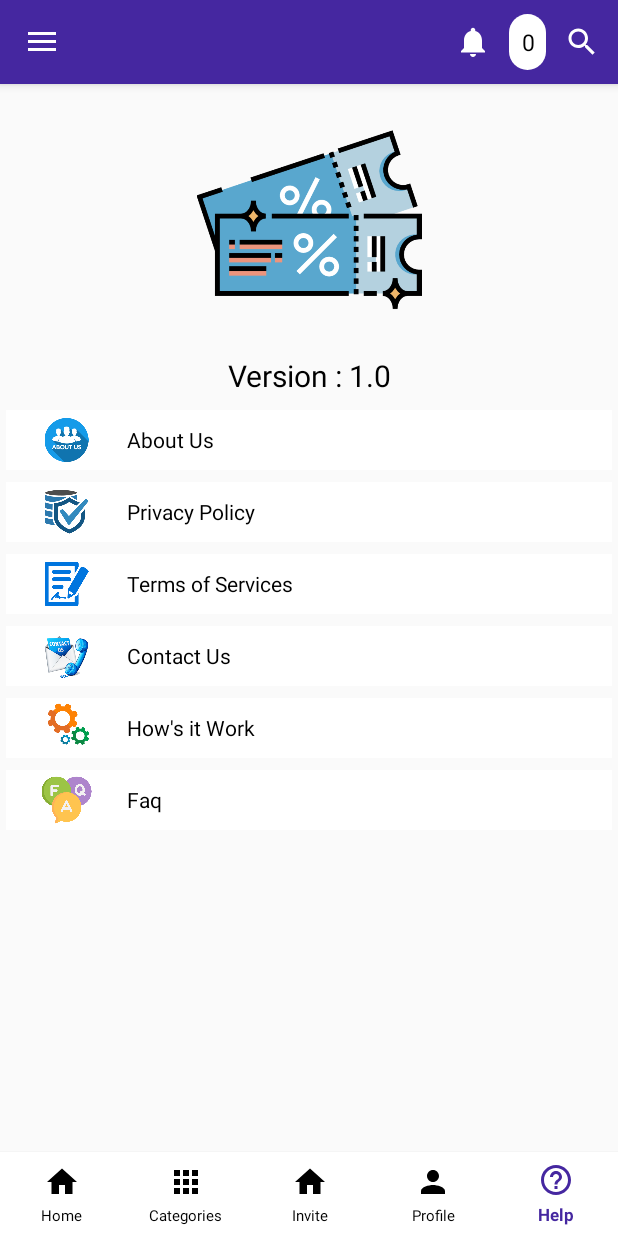
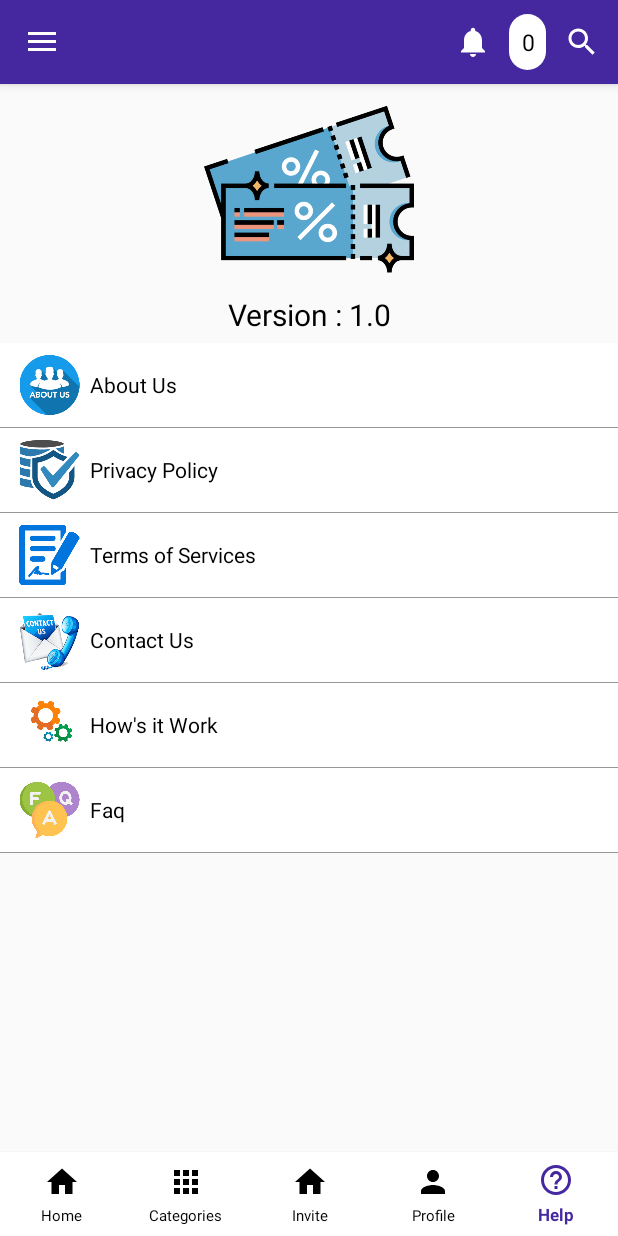
Before and after one commit to Kusum1192/CouponCafe, an Android app: the screen it shows after launch (MainActivity), item 5 of the bottom bar chosen, on a phone screen of 412 x 824 dp. Run offline under Robolectric (Android 15) with nearby library versions, the phone set to English and light mode, and no system bars; our stand-ins replace sdp/ssp sizes; libraries missing offline, so code that uses them is left out: me.relex.circleindicator; 8 statements that could not run were skipped.

Commit message:
change in help page,main activity navigation drawer

```diff
--- a/app/src/main/AndroidManifest.xml
+++ b/app/src/main/AndroidManifest.xml
@@ -14,6 +14,8 @@
         android:roundIcon="@mipmap/ic_launcher_round"
         android:supportsRtl="true"
         android:theme="@style/AppTheme">
+        <activity android:name=".activities.ViewAllTopOffersActivity"></activity>
+        <activity android:name=".activities.InviteReferActivity" />
         <activity android:name=".activities.NotificationActivity"></activity>
         <activity android:name=".activities.InviteReferActivity" />
         <activity android:name=".activities.TestingActivity" />
--- a/app/src/main/java/com/couponcafe/app/fragments/HomeFragment.java
+++ b/app/src/main/java/com/couponcafe/app/fragments/HomeFragment.java
@@ -14,9 +14,12 @@ import android.os.Handler;
 import android.view.LayoutInflater;
 import android.view.View;
 import android.view.ViewGroup;
+import android.widget.TextView;
+
 import com.couponcafe.app.R;
 import com.couponcafe.app.activities.BestOffersActivity;
 import com.couponcafe.app.activities.TopStoresDetailsActivity;
+import com.couponcafe.app.activities.ViewAllTopOffersActivity;
 import com.couponcafe.app.adapter.TopStores;
 import com.couponcafe.app.adapter.TopStoresAdapter;
 import com.couponcafe.app.adapter.RecyclerTouchListener;
@@ -44,6 +47,8 @@ public class HomeFragment extends Fragment implements View.OnClickListener {
    // private RecyclerView recyclerView;
     private TopStoresAdapter mAdapter;
 
+    TextView tv_viewtop_offers;
+
     public HomeFragment() {
     }
 
@@ -58,6 +63,8 @@ public class HomeFragment extends Fragment implements View.OnClickListener {
         cardview_bestoffer.setOnClickListener(this);
         cardview_share_invite.setOnClickListener(this);
         recylerview_topstore = root.findViewById(R.id.recylerview_topstore);
+        tv_viewtop_offers = root.findViewById(R.id.tv_viewtop_offers);
+        tv_viewtop_offers.setOnClickListener(this);
 
         mAdapter = new TopStoresAdapter(topStoresList);
         recylerview_topstore.setHasFixedSize(true);
@@ -149,6 +156,11 @@ public class HomeFragment extends Fragment implements View.OnClickListener {
 
                 break;
 
+            case R.id.tv_viewtop_offers:
+                Intent intent_topoffers = new Intent(getActivity(), ViewAllTopOffersActivity.class);
+                startActivity(intent_topoffers);
+                break;
+
         }
     }
 
--- a/app/src/main/res/layout/content_main.xml
+++ b/app/src/main/res/layout/content_main.xml
@@ -3,7 +3,7 @@
     xmlns:app="http://schemas.android.com/apk/res-auto"
     xmlns:tools="http://schemas.android.com/tools"
     android:layout_width="match_parent"
-    android:layout_height="match_parent"
+    android:layout_height="wrap_content"
     app:layout_behavior="@string/appbar_scrolling_view_behavior"
     tools:showIn="@layout/app_bar_main">
 
--- a/app/src/main/res/layout/fragment_invite_and_earn.xml
+++ b/app/src/main/res/layout/fragment_invite_and_earn.xml
@@ -8,7 +8,7 @@
         android:layout_width="match_parent"
         android:layout_height="match_parent"
         android:scrollbars="none"
-        android:background="#f6f6f8">
+        android:background="@color/white">
 
         <RelativeLayout
             android:layout_width="match_parent"
--- a/app/src/main/res/layout/help_fragment.xml
+++ b/app/src/main/res/layout/help_fragment.xml
@@ -5,12 +5,13 @@
     android:layout_width="match_parent"
     android:layout_height="match_parent">
     <ScrollView
+        android:layout_marginBottom="65dp"
         android:layout_width="match_parent"
-        android:layout_height="match_parent"
-        android:scrollbars="vertical">
+        android:layout_height="wrap_content"
+        android:scrollbars="none">
     <LinearLayout
         android:layout_width="match_parent"
-        android:layout_height="match_parent"
+        android:layout_height="wrap_content"
         android:orientation="vertical">
 
         <LinearLayout
@@ -20,9 +21,8 @@
             android:orientation="vertical">
 
             <ImageView
-                android:layout_margin="15sp"
                 android:layout_width="match_parent"
-                android:layout_height="150sp"
+                android:layout_height="140dp"
                 android:src="@drawable/coupan">
             </ImageView>
 
@@ -40,8 +40,8 @@
         </LinearLayout>
 
         <LinearLayout
+            android:padding="8dp"
             android:id="@+id/aboutUs"
-            android:layout_margin="4sp"
             android:background="@color/white"
             android:layout_width="match_parent"
             android:gravity="center"
@@ -49,15 +49,13 @@
             android:orientation="horizontal">
 
             <ImageView
-                android:layout_marginRight="15sp"
-                android:layout_marginLeft="15sp"
-                android:padding="5sp"
-                android:layout_width="50sp"
-                android:layout_height="40sp"
+                android:layout_width="@dimen/help_image_width"
+                android:layout_height="@dimen/help_image_height"
                 android:src="@drawable/about_us">
 
             </ImageView>
             <TextView
+                android:layout_marginLeft="2dp"
                 android:layout_width="match_parent"
                 android:layout_height="wrap_content"
                 android:text="About Us"
@@ -70,9 +68,14 @@
 
         </LinearLayout>
 
+        <View
+            android:background="@color/line_gray"
+            android:layout_width="match_parent"
+            android:layout_height="0.3dp"/>
+
         <LinearLayout
             android:id="@+id/privacyPolicy"
-            android:layout_margin="4sp"
+            android:padding="8dp"
             android:background="@color/white"
             android:layout_width="match_parent"
             android:gravity="center"
@@ -80,15 +83,13 @@
             android:orientation="horizontal">
 
             <ImageView
-                android:layout_marginRight="15sp"
-                android:layout_marginLeft="15sp"
-                android:padding="5sp"
-                android:layout_width="50sp"
-                android:layout_height="40sp"
+                android:layout_width="@dimen/help_image_width"
+                android:layout_height="@dimen/help_image_height"
                 android:src="@drawable/privacy_policy">
 
             </ImageView>
             <TextView
+                android:layout_marginLeft="2dp"
                 android:layout_width="match_parent"
                 android:layout_height="wrap_content"
                 android:text="Privacy Policy"
@@ -100,10 +101,13 @@
 
 
         </LinearLayout>
-
+        <View
+            android:background="@color/line_gray"
+            android:layout_width="match_parent"
+            android:layout_height="0.3dp"/>
         <LinearLayout
             android:id="@+id/termsOfServices"
-            android:layout_margin="4sp"
+            android:padding="8dp"
             android:background="@color/white"
             android:layout_width="match_parent"
             android:gravity="center"
@@ -111,15 +115,13 @@
             android:orientation="horizontal">
 
             <ImageView
-                android:layout_marginRight="15sp"
-                android:layout_marginLeft="15sp"
-                android:padding="5sp"
-                android:layout_width="50sp"
-                android:layout_height="40sp"
+                android:layout_width="@dimen/help_image_width"
+                android:layout_height="@dimen/help_image_height"
                 android:src="@drawable/terms_and_services">
 
             </ImageView>
             <TextView
+                android:layout_marginLeft="2dp"
                 android:layout_width="match_parent"
                 android:layout_height="wrap_content"
                 android:text="Terms of Services"
@@ -131,10 +133,13 @@
 
 
         </LinearLayout>
-
+        <View
+            android:background="@color/line_gray"
+            android:layout_width="match_parent"
+            android:layout_height="0.3dp"/>
         <LinearLayout
             android:id="@+id/contactUs"
-            android:layout_margin="4sp"
+            android:padding="8dp"
             android:background="@color/white"
             android:layout_width="match_parent"
             android:gravity="center"
@@ -142,15 +147,13 @@
             android:orientation="horizontal">
 
             <ImageView
-                android:layout_marginRight="15sp"
-                android:layout_marginLeft="15sp"
-                android:padding="5sp"
-                android:layout_width="50sp"
-                android:layout_height="40sp"
+                android:layout_width="@dimen/help_image_width"
+                android:layout_height="@dimen/help_image_height"
                 android:src="@drawable/contact_us">
 
             </ImageView>
             <TextView
+                android:layout_marginLeft="2dp"
                 android:layout_width="match_parent"
                 android:layout_height="wrap_content"
                 android:text="Contact Us"
@@ -162,10 +165,13 @@
 
 
         </LinearLayout>
-
+        <View
+            android:background="@color/line_gray"
+            android:layout_width="match_parent"
+            android:layout_height="0.3dp"/>
         <LinearLayout
             android:id="@+id/howsItWork"
-            android:layout_margin="4sp"
+            android:padding="8dp"
             android:background="@color/white"
             android:layout_width="match_parent"
             android:gravity="center"
@@ -173,14 +179,13 @@
             android:orientation="horizontal">
 
             <ImageView
-                android:layout_marginRight="15sp"
-                android:layout_marginLeft="15sp"
-                android:layout_width="50sp"
-                android:layout_height="40sp"
+                android:layout_width="@dimen/help_image_width"
+                android:layout_height="@dimen/help_image_height"
                 android:src="@drawable/hows_it_work">
 
             </ImageView>
             <TextView
+                android:layout_marginLeft="2dp"
                 android:layout_width="match_parent"
                 android:layout_height="wrap_content"
                 android:text="How's it Work"
@@ -192,10 +197,13 @@
 
 
         </LinearLayout>
-
+        <View
+            android:background="@color/line_gray"
+            android:layout_width="match_parent"
+            android:layout_height="0.3dp"/>
         <LinearLayout
             android:id="@+id/faq"
-            android:layout_margin="4sp"
+            android:padding="8dp"
             android:background="@color/white"
             android:layout_width="match_parent"
             android:gravity="center"
@@ -203,15 +211,13 @@
             android:orientation="horizontal">
 
             <ImageView
-                android:padding="3dp"
-                android:layout_marginRight="15sp"
-                android:layout_marginLeft="15sp"
-                android:layout_width="50sp"
-                android:layout_height="40sp"
+                android:layout_width="@dimen/help_image_width"
+                android:layout_height="@dimen/help_image_height"
                 android:src="@drawable/faq">
 
             </ImageView>
             <TextView
+                android:layout_marginLeft="2dp"
                 android:layout_width="match_parent"
                 android:layout_height="wrap_content"
                 android:text="Faq"
@@ -223,7 +229,10 @@
 
 
         </LinearLayout>
-
+        <View
+            android:background="@color/line_gray"
+            android:layout_width="match_parent"
+            android:layout_height="0.3dp"/>
 
 
 
--- a/app/src/main/res/values/dimens.xml
+++ b/app/src/main/res/values/dimens.xml
@@ -25,4 +25,6 @@
     <dimen name="_24sdp">24sp</dimen>
     <dimen name="_15sdp">15sp</dimen>
     <dimen name="_2sdp">2sp</dimen>
+    <dimen name="help_image_width">50dp</dimen>
+    <dimen name="help_image_height">40dp</dimen>
 </resources>
--- a/app/src/main/res/values/strings.xml
+++ b/app/src/main/res/values/strings.xml
@@ -61,5 +61,6 @@
     <string name="referfriend"><![CDATA[Refer & Earn]]></string>
     <string name="privacy">Privacy</string>
     <string name="aboutus">About Us</string>
+    <string name="viewtopstore">View Top Stores</string>
     <string name="title_notification">Notifications</string>
 </resources>
```
Also changed, not shown: app/src/main/java/com/couponcafe/app/MainActivity.java (+15 -1 lines), app/src/main/java/com/couponcafe/app/activities/ViewAllTopOffersActivity.java (added, +16 -0 lines), app/src/main/res/layout/activity_view_all_top_offers.xml (added, +10 -0 lines), app/src/main/res/layout/home_fragment.xml (+22 -1 lines).
